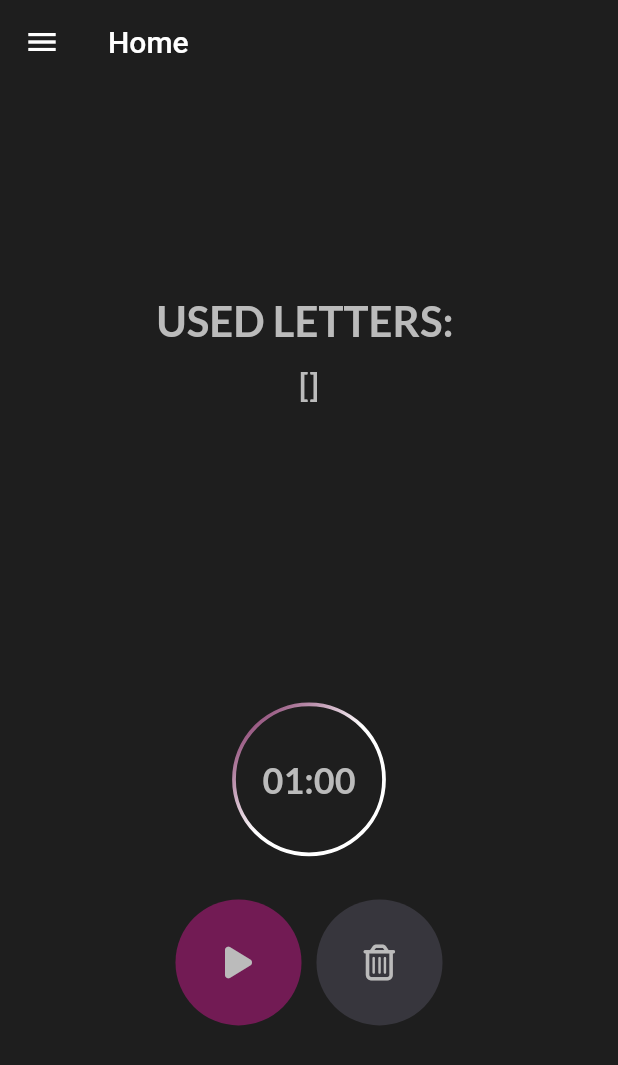
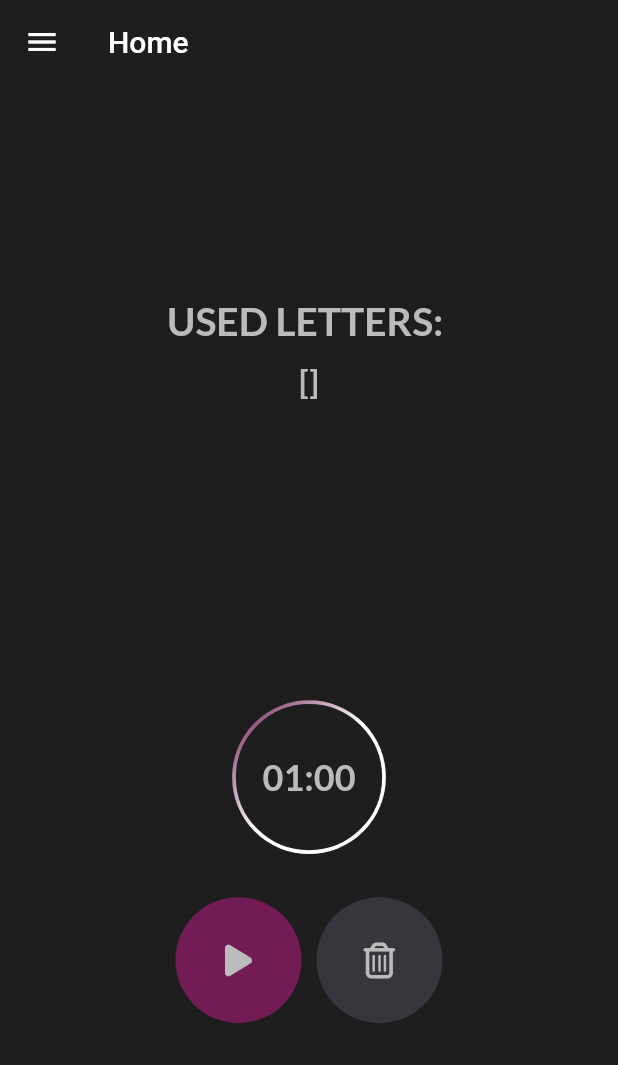
Before and after one commit to Emanuel-DSC/Random-Letter-Generator-Stop, a Flutter app: the screen it shows after launch, on a phone screen of 412 x 824 dp. Shown: the top 1065 px of the screen. Run offline on Flutter 3.47's test engine with Material 2 defaults, Android fonts, the light colour scheme and no system bars; drawn by our look-alikes of circular_countdown_timer, hidden_drawer_menu; our stand-ins replace flutter_animate, font_awesome_flutter, get_storage, google_fonts, numberpicker; missing offline and left inert: flutter_ringtone_player; generated files the repository leaves out were written again.

Commit message:
Translation changes

```diff
--- a/lib/l10n/app_pt.arb
+++ b/lib/l10n/app_pt.arb
@@ -1,7 +1,7 @@
 {
 
     "@@locale": "pt",
-    "kUsedLettersText" : "Letras já sorteadas: ",
+    "kUsedLettersText" : "Já sorteadas: ",
     "kDrawerHomeText": "Início",
     "kDrawerSettingsText": "Ajustes",
     "kDrawerCategoriesText": "Categorias",
--- a/lib/screens/home.dart
+++ b/lib/screens/home.dart
@@ -120,7 +120,7 @@
               children: [
                 Center(
                   child: LatoText(
-                      size: 28,
+                      size: 26,
                       text: AppLocalizations.of(context)!
                           .kUsedLettersText
                           .toUpperCase()),
--- a/pubspec.yaml
+++ b/pubspec.yaml
@@ -31,10 +31,6 @@
 dependencies:
   flutter:
     sdk: flutter
-
-
-  # The following adds the Cupertino Icons font to your application.
-  # Use with the CupertinoIcons class for iOS style icons.
   cupertino_icons: ^1.0.2
   google_fonts: ^4.0.3
   font_awesome_flutter: ^10.4.0
```
Also changed, not shown: 40 other files.
